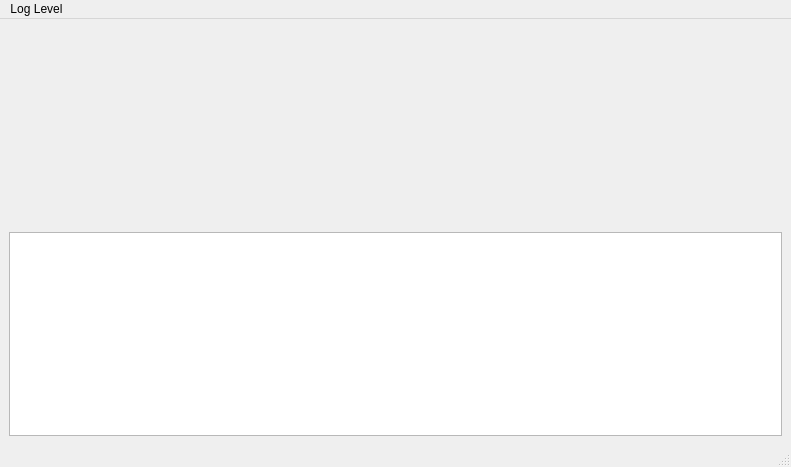
dev-chip/heads_up, file qtgui/ui/MainWindow.ui: the form before one commit.
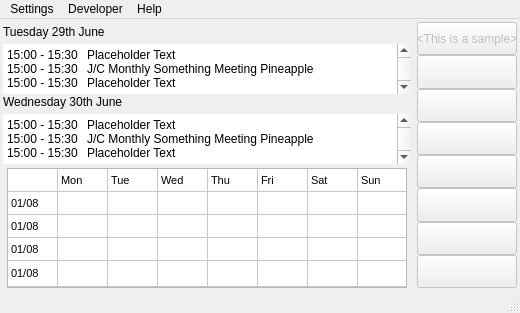
The form after the commit.

Commit message: Implemented calendar functionality.

The edit to the form file:
```diff
--- a/qtgui/ui/MainWindow.ui
+++ b/qtgui/ui/MainWindow.ui
@@ -6,57 +6,557 @@
    <rect>
     <x>0</x>
     <y>0</y>
-    <width>791</width>
-    <height>467</height>
+    <width>520</width>
+    <height>313</height>
    </rect>
   </property>
+  <property name="sizePolicy">
+   <sizepolicy hsizetype="Preferred" vsizetype="Fixed">
+    <horstretch>0</horstretch>
+    <verstretch>0</verstretch>
+   </sizepolicy>
+  </property>
+  <property name="minimumSize">
+   <size>
+    <width>520</width>
+    <height>313</height>
+   </size>
+  </property>
+  <property name="maximumSize">
+   <size>
+    <width>520</width>
+    <height>313</height>
+   </size>
+  </property>
   <property name="windowTitle">
    <string>MainWindow</string>
   </property>
   <widget class="QWidget" name="centralwidget">
    <layout class="QVBoxLayout" name="verticalLayout">
+    <property name="spacing">
+     <number>0</number>
+    </property>
     <property name="sizeConstraint">
      <enum>QLayout::SetMinimumSize</enum>
     </property>
+    <property name="leftMargin">
+     <number>3</number>
+    </property>
+    <property name="topMargin">
+     <number>3</number>
+    </property>
+    <property name="rightMargin">
+     <number>3</number>
+    </property>
+    <property name="bottomMargin">
+     <number>3</number>
+    </property>
     <item>
-     <spacer name="verticalSpacer_3">
-      <property name="orientation">
-       <enum>Qt::Vertical</enum>
+     <layout class="QHBoxLayout" name="horizontalLayout">
+      <property name="spacing">
+       <number>6</number>
       </property>
-      <property name="sizeType">
-       <enum>QSizePolicy::Expanding</enum>
-      </property>
-      <property name="sizeHint" stdset="0">
-       <size>
-        <width>20</width>
-        <height>30</height>
-       </size>
-      </property>
-     </spacer>
-    </item>
-    <item>
-     <widget class="QTextEdit" name="textEdit">
-      <property name="minimumSize">
-       <size>
-        <width>0</width>
-        <height>100</height>
-       </size>
-      </property>
-      <property name="maximumSize">
-       <size>
-        <width>16777215</width>
-        <height>225</height>
-       </size>
-      </property>
-      <property name="font">
-       <font>
-        <pointsize>10</pointsize>
-       </font>
-      </property>
-      <property name="readOnly">
-       <bool>true</bool>
-      </property>
-     </widget>
+      <item>
+       <layout class="QVBoxLayout" name="verticalLayout_2">
+        <property name="spacing">
+         <number>6</number>
+        </property>
+        <item>
+         <layout class="QVBoxLayout" name="verticalLayout_3">
+          <item>
+           <layout class="QHBoxLayout" name="horizontalLayout_2">
+            <property name="spacing">
+             <number>10</number>
+            </property>
+            <item>
+             <layout class="QVBoxLayout" name="verticalLayout_6">
+              <property name="spacing">
+               <number>0</number>
+              </property>
+              <item>
+               <widget class="QLabel" name="label_today_title">
+                <property name="font">
+                 <font>
+                  <pointsize>9</pointsize>
+                 </font>
+                </property>
+                <property name="text">
+                 <string>Tuesday 29th June</string>
+                </property>
+               </widget>
+              </item>
+              <item>
+               <widget class="QPlainTextEdit" name="plainTextEdit_today">
+                <property name="sizePolicy">
+                 <sizepolicy hsizetype="Expanding" vsizetype="Expanding">
+                  <horstretch>0</horstretch>
+                  <verstretch>0</verstretch>
+                 </sizepolicy>
+                </property>
+                <property name="minimumSize">
+                 <size>
+                  <width>0</width>
+                  <height>50</height>
+                 </size>
+                </property>
+                <property name="maximumSize">
+                 <size>
+                  <width>16777215</width>
+                  <height>45</height>
+                 </size>
+                </property>
+                <property name="frameShape">
+                 <enum>QFrame::NoFrame</enum>
+                </property>
+                <property name="frameShadow">
+                 <enum>QFrame::Plain</enum>
+                </property>
+                <property name="lineWidth">
+                 <number>1</number>
+                </property>
+                <property name="horizontalScrollBarPolicy">
+                 <enum>Qt::ScrollBarAlwaysOff</enum>
+                </property>
+                <property name="lineWrapMode">
+                 <enum>QPlainTextEdit::NoWrap</enum>
+                </property>
+                <property name="readOnly">
+                 <bool>true</bool>
+                </property>
+                <property name="plainText">
+                 <string>15:00 - 15:30	Placeholder Text
+15:00 - 15:30	J/C Monthly Something Meeting Pineapple
+15:00 - 15:30	Placeholder Text</string>
+                </property>
+               </widget>
+              </item>
+              <item>
+               <widget class="QLabel" name="label_tomorrow_title">
+                <property name="font">
+                 <font>
+                  <pointsize>9</pointsize>
+                 </font>
+                </property>
+                <property name="text">
+                 <string>Wednesday 30th June</string>
+                </property>
+               </widget>
+              </item>
+              <item>
+               <widget class="QPlainTextEdit" name="plainTextEdit_tomorrow">
+                <property name="sizePolicy">
+                 <sizepolicy hsizetype="Expanding" vsizetype="Expanding">
+                  <horstretch>0</horstretch>
+                  <verstretch>0</verstretch>
+                 </sizepolicy>
+                </property>
+                <property name="minimumSize">
+                 <size>
+                  <width>0</width>
+                  <height>50</height>
+                 </size>
+                </property>
+                <property name="maximumSize">
+                 <size>
+                  <width>16777215</width>
+                  <height>45</height>
+                 </size>
+                </property>
+                <property name="frameShape">
+                 <enum>QFrame::NoFrame</enum>
+                </property>
+                <property name="frameShadow">
+                 <enum>QFrame::Plain</enum>
+                </property>
+                <property name="lineWidth">
+                 <number>1</number>
+                </property>
+                <property name="horizontalScrollBarPolicy">
+                 <enum>Qt::ScrollBarAlwaysOff</enum>
+                </property>
+                <property name="lineWrapMode">
+                 <enum>QPlainTextEdit::NoWrap</enum>
+                </property>
+                <property name="readOnly">
+                 <bool>true</bool>
+                </property>
+                <property name="plainText">
+                 <string>15:00 - 15:30	Placeholder Text
+15:00 - 15:30	J/C Monthly Something Meeting Pineapple
+15:00 - 15:30	Placeholder Text</string>
+                </property>
+               </widget>
+              </item>
+             </layout>
+            </item>
+           </layout>
+          </item>
+         </layout>
+        </item>
+        <item>
+         <layout class="QHBoxLayout" name="horizontalLayout_3">
+          <property name="spacing">
+           <number>0</number>
+          </property>
+          <item>
+           <spacer name="horizontalSpacer">
+            <property name="orientation">
+             <enum>Qt::Horizontal</enum>
+            </property>
+            <property name="sizeHint" stdset="0">
+             <size>
+              <width>40</width>
+              <height>20</height>
+             </size>
+            </property>
+           </spacer>
+          </item>
+          <item>
+           <widget class="QTableWidget" name="tableWidget_calendar">
+            <property name="minimumSize">
+             <size>
+              <width>400</width>
+              <height>120</height>
+             </size>
+            </property>
+            <property name="maximumSize">
+             <size>
+              <width>400</width>
+              <height>120</height>
+             </size>
+            </property>
+            <property name="font">
+             <font>
+              <pointsize>8</pointsize>
+             </font>
+            </property>
+            <property name="verticalScrollBarPolicy">
+             <enum>Qt::ScrollBarAlwaysOff</enum>
+            </property>
+            <property name="horizontalScrollBarPolicy">
+             <enum>Qt::ScrollBarAlwaysOff</enum>
+            </property>
+            <property name="sizeAdjustPolicy">
+             <enum>QAbstractScrollArea::AdjustIgnored</enum>
+            </property>
+            <property name="editTriggers">
+             <set>QAbstractItemView::NoEditTriggers</set>
+            </property>
+            <property name="tabKeyNavigation">
+             <bool>false</bool>
+            </property>
+            <property name="selectionMode">
+             <enum>QAbstractItemView::NoSelection</enum>
+            </property>
+            <property name="rowCount">
+             <number>5</number>
+            </property>
+            <property name="columnCount">
+             <number>8</number>
+            </property>
+            <attribute name="horizontalHeaderVisible">
+             <bool>false</bool>
+            </attribute>
+            <attribute name="horizontalHeaderDefaultSectionSize">
+             <number>50</number>
+            </attribute>
+            <attribute name="horizontalHeaderMinimumSectionSize">
+             <number>13</number>
+            </attribute>
+            <attribute name="horizontalHeaderStretchLastSection">
+             <bool>true</bool>
+            </attribute>
+            <attribute name="verticalHeaderVisible">
+             <bool>false</bool>
+            </attribute>
+            <attribute name="verticalHeaderDefaultSectionSize">
+             <number>23</number>
+            </attribute>
+            <attribute name="verticalHeaderHighlightSections">
+             <bool>false</bool>
+            </attribute>
+            <attribute name="verticalHeaderMinimumSectionSize">
+             <number>14</number>
+            </attribute>
+            <attribute name="verticalHeaderStretchLastSection">
+             <bool>true</bool>
+            </attribute>
+            <row/>
+            <row/>
+            <row/>
+            <row/>
+            <row/>
+            <column/>
+            <column/>
+            <column/>
+            <column/>
+            <column/>
+            <column/>
+            <column/>
+            <column/>
+            <item row="0" column="0">
+             <property name="text">
+              <string/>
+             </property>
+            </item>
+            <item row="0" column="1">
+             <property name="text">
+              <string>Mon</string>
+             </property>
+            </item>
+            <item row="0" column="2">
+             <property name="text">
+              <string>Tue</string>
+             </property>
+            </item>
+            <item row="0" column="3">
+             <property name="text">
+              <string>Wed</string>
+             </property>
+            </item>
+            <item row="0" column="4">
+             <property name="text">
+              <string>Thu</string>
+             </property>
+            </item>
+            <item row="0" column="5">
+             <property name="text">
+              <string>Fri</string>
+             </property>
+            </item>
+            <item row="0" column="6">
+             <property name="text">
+              <string>Sat</string>
+             </property>
+            </item>
+            <item row="0" column="7">
+             <property name="text">
+              <string>Sun</string>
+             </property>
+            </item>
+            <item row="1" column="0">
+             <property name="text">
+              <string>01/08</string>
+             </property>
+            </item>
+            <item row="2" column="0">
+             <property name="text">
+              <string>01/08</string>
+             </property>
+            </item>
+            <item row="3" column="0">
+             <property name="text">
+              <string>01/08</string>
+             </property>
+            </item>
+            <item row="4" column="0">
+             <property name="text">
+              <string>01/08</string>
+             </property>
+            </item>
+           </widget>
+          </item>
+          <item>
+           <spacer name="horizontalSpacer_2">
+            <property name="orientation">
+             <enum>Qt::Horizontal</enum>
+            </property>
+            <property name="sizeHint" stdset="0">
+             <size>
+              <width>40</width>
+              <height>20</height>
+             </size>
+            </property>
+           </spacer>
+          </item>
+         </layout>
+        </item>
+       </layout>
+      </item>
+      <item>
+       <layout class="QVBoxLayout" name="verticalLayout_4">
+        <property name="spacing">
+         <number>0</number>
+        </property>
+        <item>
+         <widget class="QPushButton" name="pushButton_shortcut1">
+          <property name="enabled">
+           <bool>false</bool>
+          </property>
+          <property name="sizePolicy">
+           <sizepolicy hsizetype="Minimum" vsizetype="Expanding">
+            <horstretch>0</horstretch>
+            <verstretch>0</verstretch>
+           </sizepolicy>
+          </property>
+          <property name="minimumSize">
+           <size>
+            <width>100</width>
+            <height>25</height>
+           </size>
+          </property>
+          <property name="text">
+           <string>&lt;This is a sample&gt;</string>
+          </property>
+         </widget>
+        </item>
+        <item>
+         <widget class="QPushButton" name="pushButton_shortcut2">
+          <property name="enabled">
+           <bool>false</bool>
+          </property>
+          <property name="sizePolicy">
+           <sizepolicy hsizetype="Minimum" vsizetype="Expanding">
+            <horstretch>0</horstretch>
+            <verstretch>0</verstretch>
+           </sizepolicy>
+          </property>
+          <property name="minimumSize">
+           <size>
+            <width>100</width>
+            <height>25</height>
+           </size>
+          </property>
+          <property name="text">
+           <string/>
+          </property>
+         </widget>
+        </item>
+        <item>
+         <widget class="QPushButton" name="pushButton_shortcut3">
+          <property name="enabled">
+           <bool>false</bool>
+          </property>
+          <property name="sizePolicy">
+           <sizepolicy hsizetype="Minimum" vsizetype="Expanding">
+            <horstretch>0</horstretch>
+            <verstretch>0</verstretch>
+           </sizepolicy>
+          </property>
+          <property name="minimumSize">
+           <size>
+            <width>100</width>
+            <height>25</height>
+           </size>
+          </property>
+          <property name="text">
+           <string/>
+          </property>
+         </widget>
+        </item>
+        <item>
+         <widget class="QPushButton" name="pushButton_shortcut4">
+          <property name="enabled">
+           <bool>false</bool>
+          </property>
+          <property name="sizePolicy">
+           <sizepolicy hsizetype="Minimum" vsizetype="Expanding">
+            <horstretch>0</horstretch>
+            <verstretch>0</verstretch>
+           </sizepolicy>
+          </property>
+          <property name="minimumSize">
+           <size>
+            <width>100</width>
+            <height>25</height>
+           </size>
+          </property>
+          <property name="text">
+           <string/>
+          </property>
+         </widget>
+        </item>
+        <item>
+         <widget class="QPushButton" name="pushButton_shortcut5">
+          <property name="enabled">
+           <bool>false</bool>
+          </property>
+          <property name="sizePolicy">
+           <sizepolicy hsizetype="Minimum" vsizetype="Expanding">
+            <horstretch>0</horstretch>
+            <verstretch>0</verstretch>
+           </sizepolicy>
+          </property>
+          <property name="minimumSize">
+           <size>
+            <width>100</width>
+            <height>25</height>
+           </size>
+          </property>
+          <property name="text">
+           <string/>
+          </property>
+         </widget>
+        </item>
+        <item>
+         <widget class="QPushButton" name="pushButton_shortcut6">
+          <property name="enabled">
+           <bool>false</bool>
+          </property>
+          <property name="sizePolicy">
+           <sizepolicy hsizetype="Minimum" vsizetype="Expanding">
+            <horstretch>0</horstretch>
+            <verstretch>0</verstretch>
+           </sizepolicy>
+          </property>
+          <property name="minimumSize">
+           <size>
+            <width>100</width>
+            <height>25</height>
+           </size>
+          </property>
+          <property name="text">
+           <string/>
+          </property>
+         </widget>
+        </item>
+        <item>
+         <widget class="QPushButton" name="pushButton_shortcut8">
+          <property name="enabled">
+           <bool>false</bool>
+          </property>
+          <property name="sizePolicy">
+           <sizepolicy hsizetype="Minimum" vsizetype="Expanding">
+            <horstretch>0</horstretch>
+            <verstretch>0</verstretch>
+           </sizepolicy>
+          </property>
+          <property name="minimumSize">
+           <size>
+            <width>100</width>
+            <height>25</height>
+           </size>
+          </property>
+          <property name="text">
+           <string/>
+          </property>
+         </widget>
+        </item>
+        <item>
+         <widget class="QPushButton" name="pushButton_shortcut8_2">
+          <property name="enabled">
+           <bool>false</bool>
+          </property>
+          <property name="sizePolicy">
+           <sizepolicy hsizetype="Minimum" vsizetype="Expanding">
+            <horstretch>0</horstretch>
+            <verstretch>0</verstretch>
+           </sizepolicy>
+          </property>
+          <property name="minimumSize">
+           <size>
+            <width>100</width>
+            <height>25</height>
+           </size>
+          </property>
+          <property name="text">
+           <string/>
+          </property>
+         </widget>
+        </item>
+       </layout>
+      </item>
+     </layout>
     </item>
    </layout>
   </widget>
@@ -66,13 +566,13 @@
     <rect>
      <x>0</x>
      <y>0</y>
-     <width>791</width>
+     <width>520</width>
      <height>21</height>
     </rect>
    </property>
-   <widget class="QMenu" name="menuLog_Level">
+   <widget class="QMenu" name="menuDeveloper">
     <property name="title">
-     <string>Log Level</string>
+     <string>Developer</string>
     </property>
     <addaction name="actionDISABLE"/>
     <addaction name="actionWARNING"/>
@@ -80,7 +580,23 @@
     <addaction name="actionDEBUG"/>
     <addaction name="actionVERBOSE"/>
    </widget>
-   <addaction name="menuLog_Level"/>
+   <widget class="QMenu" name="menuSettings">
+    <property name="title">
+     <string>Settings</string>
+    </property>
+    <addaction name="action_manage_shortcuts"/>
+    <addaction name="actionRemove_all_shortcuts"/>
+   </widget>
+   <widget class="QMenu" name="menuHelp">
+    <property name="title">
+     <string>Help</string>
+    </property>
+    <addaction name="actionUsing_the_calendar"/>
+    <addaction name="actionCreating_shortcuts"/>
+   </widget>
+   <addaction name="menuSettings"/>
+   <addaction name="menuDeveloper"/>
+   <addaction name="menuHelp"/>
   </widget>
   <action name="actionDISABLE">
    <property name="checkable">
```
Left out of the diff: 73 changed lines with no effect on the pictures. The commit also changes 12 other files.
